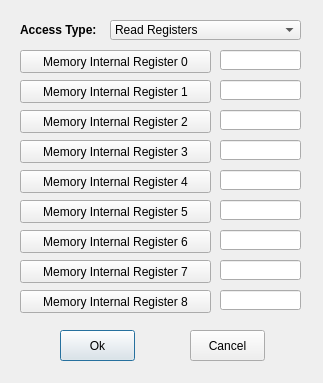
Qt form gui/Mem-Regs.ui (JayHeng/MCU-MemTestUtility) before a commit.
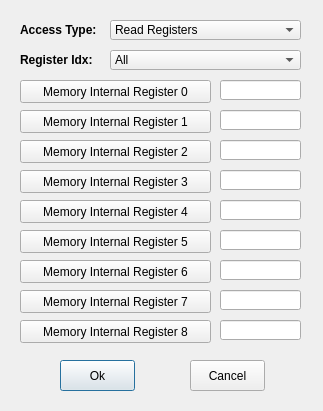
The same form after that commit.

Commit message: Can show readback REG value in UI

```diff
--- a/gui/Mem-Regs.ui
+++ b/gui/Mem-Regs.ui
@@ -7,7 +7,7 @@
     <x>0</x>
     <y>0</y>
     <width>323</width>
-    <height>383</height>
+    <height>411</height>
    </rect>
   </property>
   <property name="windowTitle">
@@ -56,7 +56,7 @@
    <property name="geometry">
     <rect>
      <x>60</x>
-     <y>330</y>
+     <y>360</y>
      <width>75</width>
      <height>31</height>
     </rect>
@@ -69,7 +69,7 @@
    <property name="geometry">
     <rect>
      <x>190</x>
-     <y>330</y>
+     <y>360</y>
      <width>75</width>
      <height>31</height>
     </rect>
@@ -82,7 +82,7 @@
    <property name="geometry">
     <rect>
      <x>220</x>
-     <y>50</y>
+     <y>80</y>
      <width>81</width>
      <height>20</height>
     </rect>
@@ -95,7 +95,7 @@
    <property name="geometry">
     <rect>
      <x>220</x>
-     <y>80</y>
+     <y>110</y>
      <width>81</width>
      <height>20</height>
     </rect>
@@ -108,7 +108,7 @@
    <property name="geometry">
     <rect>
      <x>220</x>
-     <y>110</y>
+     <y>140</y>
      <width>81</width>
      <height>20</height>
     </rect>
@@ -121,7 +121,7 @@
    <property name="geometry">
     <rect>
      <x>220</x>
-     <y>140</y>
+     <y>170</y>
      <width>81</width>
      <height>20</height>
     </rect>
@@ -134,7 +134,7 @@
    <property name="geometry">
     <rect>
      <x>220</x>
-     <y>170</y>
+     <y>200</y>
      <width>81</width>
      <height>20</height>
     </rect>
@@ -147,7 +147,7 @@
    <property name="geometry">
     <rect>
      <x>220</x>
-     <y>200</y>
+     <y>230</y>
      <width>81</width>
      <height>20</height>
     </rect>
@@ -160,7 +160,7 @@
    <property name="geometry">
     <rect>
      <x>220</x>
-     <y>230</y>
+     <y>260</y>
      <width>81</width>
      <height>20</height>
     </rect>
@@ -173,7 +173,7 @@
    <property name="geometry">
     <rect>
      <x>220</x>
-     <y>260</y>
+     <y>290</y>
      <width>81</width>
      <height>20</height>
     </rect>
@@ -186,7 +186,7 @@
    <property name="geometry">
     <rect>
      <x>220</x>
-     <y>290</y>
+     <y>320</y>
      <width>81</width>
      <height>20</height>
     </rect>
@@ -199,7 +199,7 @@
    <property name="geometry">
     <rect>
      <x>20</x>
-     <y>50</y>
+     <y>80</y>
      <width>191</width>
      <height>23</height>
     </rect>
@@ -212,7 +212,7 @@
    <property name="geometry">
     <rect>
      <x>20</x>
-     <y>80</y>
+     <y>110</y>
      <width>191</width>
      <height>23</height>
     </rect>
@@ -225,7 +225,7 @@
    <property name="geometry">
     <rect>
      <x>20</x>
-     <y>110</y>
+     <y>140</y>
      <width>191</width>
      <height>23</height>
     </rect>
@@ -238,7 +238,7 @@
    <property name="geometry">
     <rect>
      <x>20</x>
-     <y>140</y>
+     <y>170</y>
      <width>191</width>
      <height>23</height>
     </rect>
@@ -251,7 +251,7 @@
    <property name="geometry">
     <rect>
      <x>20</x>
-     <y>170</y>
+     <y>200</y>
      <width>191</width>
      <height>23</height>
     </rect>
@@ -264,7 +264,7 @@
    <property name="geometry">
     <rect>
      <x>20</x>
-     <y>200</y>
+     <y>230</y>
      <width>191</width>
      <height>23</height>
     </rect>
@@ -277,7 +277,7 @@
    <property name="geometry">
     <rect>
      <x>20</x>
-     <y>230</y>
+     <y>260</y>
      <width>191</width>
      <height>23</height>
     </rect>
@@ -290,7 +290,7 @@
    <property name="geometry">
     <rect>
      <x>20</x>
-     <y>260</y>
+     <y>290</y>
      <width>191</width>
      <height>23</height>
     </rect>
@@ -303,7 +303,7 @@
    <property name="geometry">
     <rect>
      <x>20</x>
-     <y>290</y>
+     <y>320</y>
      <width>191</width>
      <height>23</height>
     </rect>
@@ -312,6 +312,85 @@
     <string>Memory Internal Register 8</string>
    </property>
   </widget>
+  <widget class="QLabel" name="label_registerIdx">
+   <property name="geometry">
+    <rect>
+     <x>20</x>
+     <y>50</y>
+     <width>81</width>
+     <height>20</height>
+    </rect>
+   </property>
+   <property name="font">
+    <font>
+     <weight>75</weight>
+     <bold>true</bold>
+    </font>
+   </property>
+   <property name="text">
+    <string>Register Idx:</string>
+   </property>
+  </widget>
+  <widget class="QComboBox" name="comboBox_registerIdx">
+   <property name="geometry">
+    <rect>
+     <x>110</x>
+     <y>50</y>
+     <width>191</width>
+     <height>20</height>
+    </rect>
+   </property>
+   <item>
+    <property name="text">
+     <string>All</string>
+    </property>
+   </item>
+   <item>
+    <property name="text">
+     <string>0</string>
+    </property>
+   </item>
+   <item>
+    <property name="text">
+     <string>1</string>
+    </property>
+   </item>
+   <item>
+    <property name="text">
+     <string>2</string>
+    </property>
+   </item>
+   <item>
+    <property name="text">
+     <string>3</string>
+    </property>
+   </item>
+   <item>
+    <property name="text">
+     <string>4</string>
+    </property>
+   </item>
+   <item>
+    <property name="text">
+     <string>5</string>
+    </property>
+   </item>
+   <item>
+    <property name="text">
+     <string>6</string>
+    </property>
+   </item>
+   <item>
+    <property name="text">
+     <string>7</string>
+    </property>
+   </item>
+   <item>
+    <property name="text">
+     <string>8</string>
+    </property>
+   </item>
+  </widget>
  </widget>
  <resources/>
  <connections/>
```
The commit also changes 7 other files.
